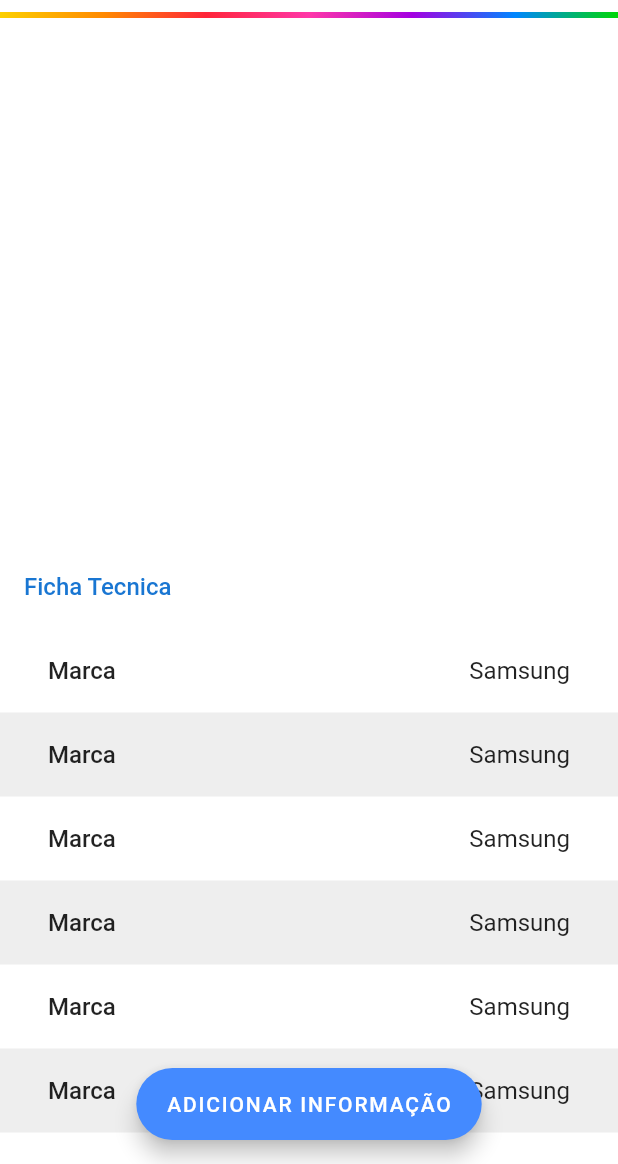
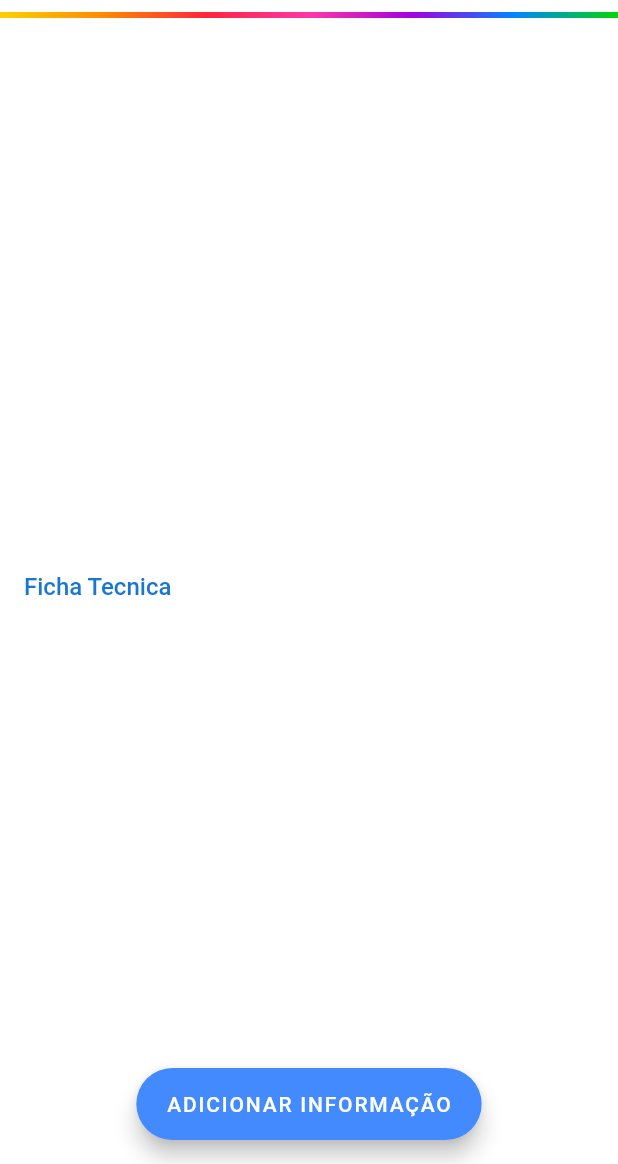
Before and after one commit to Magalu-Projeto-de-inovacao/app, a Flutter app: the DetailProductPage screen opened directly with empty values, on a phone screen of 412 x 824 dp, the part 72-1236 px from its top. Run offline on Flutter 3.47's test engine with Material 2 defaults, Android fonts, the phone set to English and light mode, and no system bars; our stand-ins replace bloc, equatable, flutter_bloc, flutter_svg, font_awesome_flutter, shared_preferences; accounts and stored records are empty.

Commit message:
Exibindo ficha tecnica

```diff
--- a/lib/main/detail_product/detail_product_content.dart
+++ b/lib/main/detail_product/detail_product_content.dart
@@ -1,11 +1,10 @@
 import 'package:app_desafio_inovacao/core/utils/line.dart';
+import 'package:app_desafio_inovacao/models/datasheet_model.dart';
 import 'package:app_desafio_inovacao/models/product_model.dart';
 import 'package:flutter/material.dart';
 
 class DetailProductContent extends StatelessWidget {
   final Product product;
-
-  final list = [0, 1, 2, 3, 4, 5, 6, 7];
 
   DetailProductContent({@required this.product});
 
@@ -55,6 +54,7 @@ class DetailProductContent extends StatelessWidget {
   }
 
   Widget datasheet(context) {
+    print('product.dataSheet ${product.dataSheet}');
     return Column(children: <Widget>[
       ListTile(
           title: Text('Ficha Tecnica',
@@ -64,17 +64,22 @@ class DetailProductContent extends StatelessWidget {
       Padding(
           padding: const EdgeInsets.only(bottom: 56.0),
           child: Column(
-              children: list
+              children: product.dataSheet
                   .asMap()
                   .map((index, value) => MapEntry(
-                      index, itemDatasheet(context: context, index: index)))
+                      index,
+                      itemDatasheet(
+                          context: context, index: index, dataSheet: value)))
                   .values
                   .toList()))
     ]);
   }
 
   Widget itemDatasheet(
-      {@required BuildContext context, @required int index, String attribute}) {
+      {@required BuildContext context,
+      @required int index,
+      @required DataSheet dataSheet}) {
+    print('dataSheet $dataSheet');
     return InkWell(
         onTap: () {
           showModalBottomSheet(
@@ -83,7 +88,7 @@ class DetailProductContent extends StatelessWidget {
                 return Container(
                     child: Wrap(children: <Widget>[
                   ListTile(
-                    title: Text('Atributo "$attribute" selecionado',
+                    title: Text('Atributo "${dataSheet.attribute}" selecionado',
                         textAlign: TextAlign.center,
                         style: TextStyle(
                             color: Theme.of(context).primaryColor,
@@ -120,7 +125,7 @@ class DetailProductContent extends StatelessWidget {
                       child: Row(
                           mainAxisAlignment: MainAxisAlignment.start,
                           children: <Widget>[
-                            Text('Marca',
+                            Text(dataSheet.attribute,
                                 style: TextStyle(
                                     fontSize: 16, fontWeight: FontWeight.w500))
                           ]))),
@@ -131,7 +136,8 @@ class DetailProductContent extends StatelessWidget {
                       child: Row(
                           mainAxisAlignment: MainAxisAlignment.end,
                           children: <Widget>[
-                            Text('Samsung', style: TextStyle(fontSize: 16))
+                            Text(dataSheet.value,
+                                style: TextStyle(fontSize: 16))
                           ])))
             ])));
   }
--- a/lib/main/home/home_bloc.dart
+++ b/lib/main/home/home_bloc.dart
@@ -13,8 +13,10 @@ class HomeBloc extends Bloc<HomeEvent, HomeState> {
       try {
         final productsRepository = new ProductsRepository();
         final list = await productsRepository.read(query: event.query ?? '');
-        yield currentState.copyWith(loading: false, list: list, keySearch: event.query);
+        yield currentState.copyWith(
+            loading: false, list: list, keySearch: event.query);
       } catch (e) {
+        print(e);
         yield currentState.copyWith(loading: false);
       }
     }
--- /dev/null
+++ b/lib/models/datasheet_model.dart
@@ -0,0 +1,15 @@
+import 'package:equatable/equatable.dart';
+import 'package:meta/meta.dart';
+
+@immutable
+class DataSheet extends Equatable implements Object {
+  final String id;
+  final String attribute;
+  final String value;
+
+  DataSheet(this.id, this.attribute, this.value);
+
+  static fromJSON(json) {
+    return new DataSheet(json['_id'], json['attribute'], json['value']);
+  }
+}
--- a/lib/repository/products_repository.dart
+++ b/lib/repository/products_repository.dart
@@ -22,8 +22,6 @@ class ProductsRepository {
       return List<Product>.from(
           response.body['content'].map((item) => Product.fromJSON(item)).toList());
 
-    print(response.body);
-
     if (response.statusCode == 401) return throw BadRequestException();
     return throw UnknownException();
   }
```
Also changed, not shown: lib/models/product_model.dart (+16 -3 lines).
